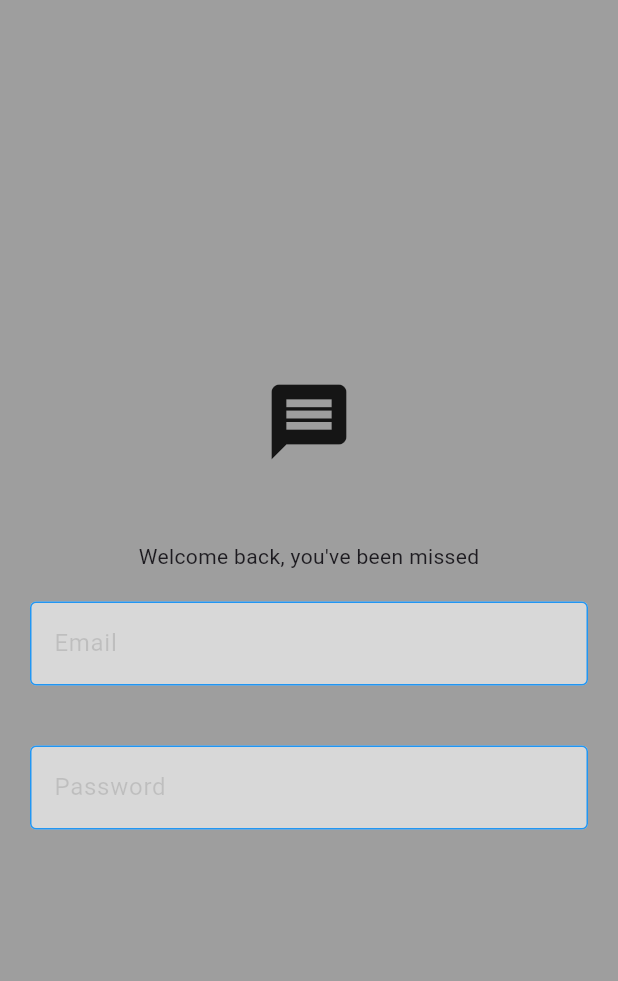
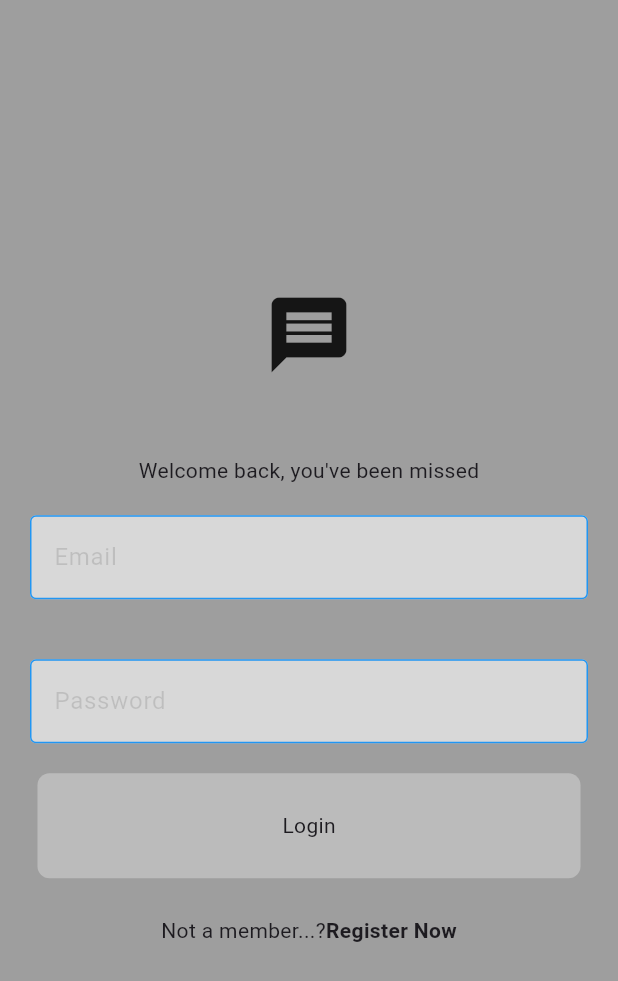
Before and after one commit to thisaramax20/ChatAppV1, a Flutter app: the screen it shows after launch, on a phone screen of 412 x 824 dp. Shown: the top 981 px of the screen. Run offline on Flutter 3.47's test engine with Material 3 defaults, Android fonts, the phone set to English and light mode, and no system bars.

Commit message:
login page UI done

```diff
--- /dev/null
+++ b/chat_app/lib/components/my_button.dart
@@ -0,0 +1,22 @@
+import 'package:flutter/material.dart';
+
+class MyButton extends StatelessWidget {
+  final String text;
+  final void Function()? onTap;
+  const MyButton({super.key, required this.text, this.onTap});
+
+  @override
+  Widget build(BuildContext context) {
+    return GestureDetector(
+        onTap: onTap,
+        child: Container(
+          decoration: BoxDecoration(
+              color: Colors.white30, borderRadius: BorderRadius.circular(8)),
+          padding: const EdgeInsets.all(25),
+          margin: const EdgeInsets.symmetric(horizontal: 25),
+          child: Center(
+            child: Text(text),
+          ),
+        ));
+  }
+}
--- a/chat_app/lib/pages/login_page.dart
+++ b/chat_app/lib/pages/login_page.dart
@@ -1,3 +1,4 @@
+import 'package:chat_app/components/my_button.dart';
 import 'package:chat_app/components/my_textfield.dart';
 import 'package:flutter/material.dart';
 
@@ -5,6 +6,8 @@ class LoginPage extends StatelessWidget {
   final TextEditingController _emailController = TextEditingController();
   final TextEditingController _passwordController = TextEditingController();
   LoginPage({super.key});
+
+  void login() {}
 
   @override
   Widget build(BuildContext context) {
@@ -32,6 +35,23 @@ class LoginPage extends StatelessWidget {
               obscureText: true,
               textEditingController: _passwordController,
             ),
+            MyButton(
+              text: "Login",
+              onTap: login,
+            ),
+            const SizedBox(
+              height: 25,
+            ),
+            const Row(
+              mainAxisAlignment: MainAxisAlignment.center,
+              children: [
+                Text("Not a member...?"),
+                Text(
+                  "Register Now",
+                  style: TextStyle(fontWeight: FontWeight.bold),
+                )
+              ],
+            )
           ],
         ),
       ),
--- a/chat_app/lib/themes/light_mode.dart
+++ b/chat_app/lib/themes/light_mode.dart
@@ -4,7 +4,6 @@ ThemeData lightMode = ThemeData(
     colorScheme: const ColorScheme.light(
   primary: Colors.blue,
   secondary: Colors.green,
-  background: Colors.grey,
   onPrimary: Colors.white,
   onSecondary: Colors.black,
   surface: Colors.white,
```
